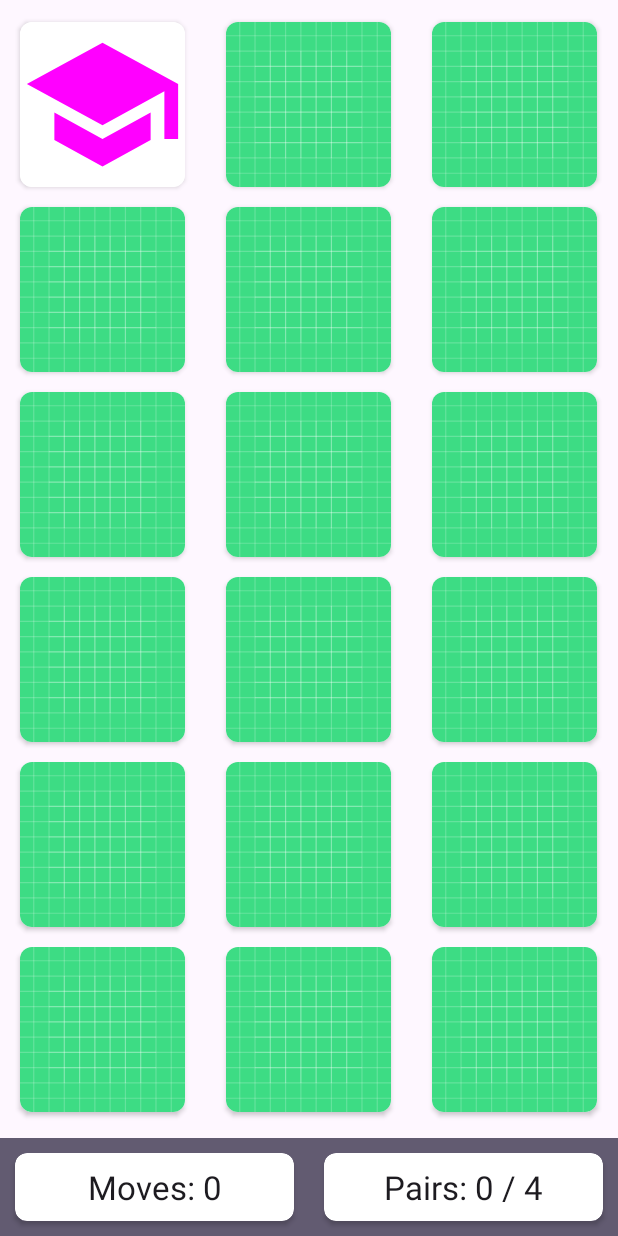
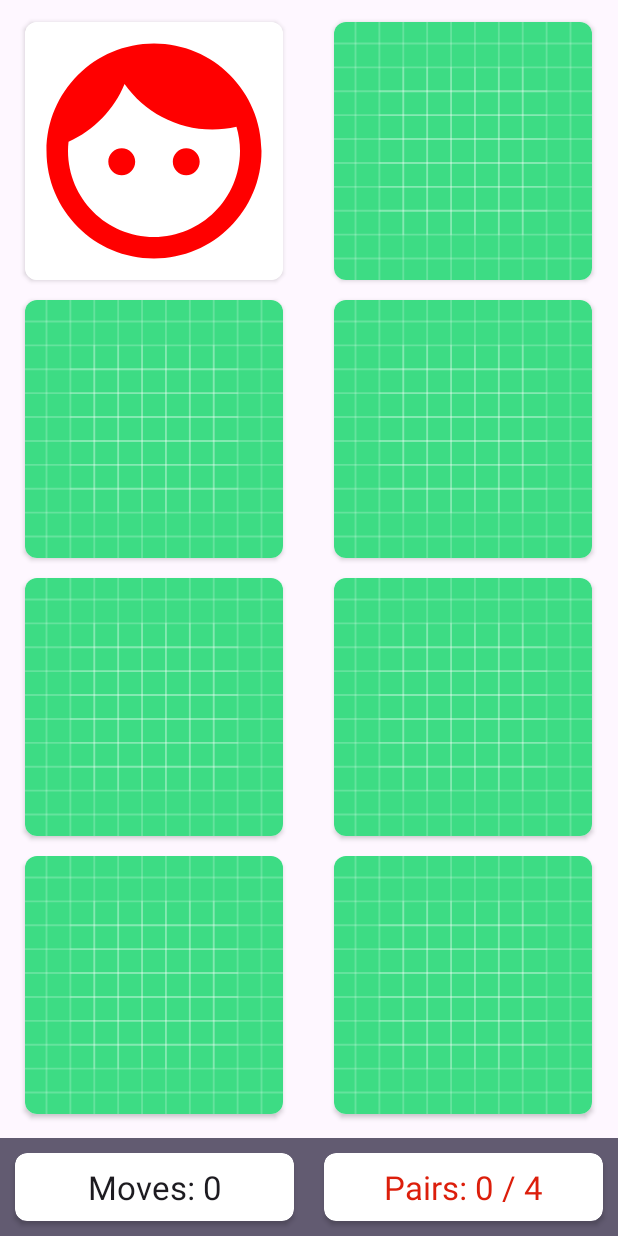
Before and after one commit to ivan-tiutin/android-my-memory-app, an Android app: the screen it shows after launch (MainActivity), after a tap on "memory card", on a phone screen of 412 x 824 dp. Run offline under Robolectric (Android 15) with nearby library versions, the phone set to English and light mode, and no system bars.

```diff
--- a/app/src/main/java/com/example/mymemory/MainActivity.kt
+++ b/app/src/main/java/com/example/mymemory/MainActivity.kt
@@ -1,9 +1,14 @@
 package com.example.mymemory
 
+import android.animation.ArgbEvaluator
 import android.os.Bundle
+import android.util.Log
+import android.view.Menu
+import android.view.MenuItem
 import android.widget.TextView
 import androidx.appcompat.app.AppCompatActivity
 import androidx.constraintlayout.widget.ConstraintLayout
+import androidx.core.content.ContextCompat
 import androidx.recyclerview.widget.GridLayoutManager
 import androidx.recyclerview.widget.RecyclerView
 import com.example.mymemory.models.BoardSize
@@ -23,7 +28,7 @@ class MainActivity : AppCompatActivity() {
 
     private lateinit var adapter: MemoryBoardAdapter
     private lateinit var memoryGame: MemoryGame
-    private var boardSize: BoardSize = BoardSize.MEDIUM
+    private var boardSize: BoardSize = BoardSize.EASY
 
     override fun onCreate(savedInstanceState: Bundle?) {
         super.onCreate(savedInstanceState)
@@ -34,6 +39,26 @@ class MainActivity : AppCompatActivity() {
         tvNumberMoves = findViewById(R.id.tvNumberMoves)
         tvNumberPairs = findViewById(R.id.tvNumberPairs)
 
+        setupBoard()
+    }
+
+    override fun onCreateOptionsMenu(menu: Menu?): Boolean {
+        menuInflater.inflate(R.menu.menu_main, menu)
+        return true
+    }
+
+    override fun onOptionsItemSelected(item: MenuItem): Boolean {
+        when (item.itemId) {
+            R.id.mi_refresh -> {
+                setupBoard()
+            }
+        }
+
+        return super.onOptionsItemSelected(item)
+    }
+
+    private  fun setupBoard() {
+        tvNumberPairs.setTextColor(ContextCompat.getColor(this, R.color.color_progress_none))
         memoryGame = MemoryGame(boardSize)
         adapter = MemoryBoardAdapter(
             this,
@@ -53,16 +78,32 @@ class MainActivity : AppCompatActivity() {
 
     private fun updateCardWithFlip(position: Int) {
         if (memoryGame.haveWonGame()) {
-            Snackbar.make(clRoot, "You have won", Snackbar.LENGTH_LONG).show()
+            Snackbar.make(clRoot, "You have won", Snackbar.LENGTH_SHORT).show()
             return
         }
 
         if (memoryGame.isCardFaceUp(position)) {
-            Snackbar.make(clRoot, "Invalid move", Snackbar.LENGTH_LONG).show()
+            Snackbar.make(clRoot, "Invalid move", Snackbar.LENGTH_SHORT).show()
             return
         }
 
-        memoryGame.flipCard(position)
+        if (memoryGame.flipCard(position)) {
+            Log.i(TAG, "Found a match! Num of pairs is ${memoryGame.numPairsFound}")
+
+            val color = ArgbEvaluator().evaluate(
+                memoryGame.numPairsFound.toFloat() / boardSize.getNumPairs(),
+                ContextCompat.getColor(this, R.color.color_progress_none),
+                ContextCompat.getColor(this, R.color.color_progress_full)
+            ) as Int
+            tvNumberPairs.setTextColor(color)
+            tvNumberPairs. text = "Pairs: ${memoryGame.numPairsFound} / ${boardSize.getNumPairs()}"
+
+            if (memoryGame.haveWonGame()) {
+                Snackbar.make(clRoot, "You won!", Snackbar.LENGTH_LONG).show()
+            }
+        }
+
+        tvNumberMoves.text =  "Moves: ${memoryGame.getNumMoves()}"
         adapter.notifyDataSetChanged()
     }
 }
--- a/app/src/main/java/com/example/mymemory/models/MemoryGame.kt
+++ b/app/src/main/java/com/example/mymemory/models/MemoryGame.kt
@@ -5,7 +5,9 @@ import com.example.mymemory.utils.DEFAULT_ICONS
 class MemoryGame(private val boardSize: BoardSize) {
 
     var cards: List<MemoryCard>
-    private var numPairsFound: Int = 0
+    var numPairsFound: Int = 0
+
+    private var numCardFlips: Int = 0
     private var indexOfSingleSelectedCard: Int? = null
 
     init {
@@ -17,6 +19,7 @@ class MemoryGame(private val boardSize: BoardSize) {
     fun flipCard(position: Int): Boolean {
         val card = cards[position]
         var foundMatch = false
+        numCardFlips++
 
         if (card.isMatched) {
             return false
@@ -64,4 +67,8 @@ class MemoryGame(private val boardSize: BoardSize) {
     fun isCardFaceUp(position: Int): Boolean {
         return cards[position].isFaceUp
     }
+
+    fun getNumMoves(): Int {
+        return numCardFlips / 2
+    }
 }
--- /dev/null
+++ b/app/src/main/res/drawable/ic_refresh.xml
@@ -0,0 +1,5 @@
+<vector android:height="24dp" android:tint="#808080"
+    android:viewportHeight="24" android:viewportWidth="24"
+    android:width="24dp" xmlns:android="http://schemas.android.com/apk/res/android">
+    <path android:fillColor="@android:color/white" android:pathData="M17.65,6.35C16.2,4.9 14.21,4 12,4c-4.42,0 -7.99,3.58 -7.99,8s3.57,8 7.99,8c3.73,0 6.84,-2.55 7.73,-6h-2.08c-0.82,2.33 -3.04,4 -5.65,4 -3.31,0 -6,-2.69 -6,-6s2.69,-6 6,-6c1.66,0 3.14,0.69 4.22,1.78L13,11h7V4l-2.35,2.35z"/>
+</vector>
--- /dev/null
+++ b/app/src/main/res/menu/menu_main.xml
@@ -0,0 +1,10 @@
+<?xml version="1.0" encoding="utf-8"?>
+<menu xmlns:app="http://schemas.android.com/apk/res-auto"
+    xmlns:android="http://schemas.android.com/apk/res/android">
+
+    <item
+        android:id="@+id/mi_refresh"
+        android:icon="@drawable/ic_refresh"
+        android:title="Refresh"
+        app:showAsAction="always" />
+</menu>
--- a/app/src/main/res/values/colors.xml
+++ b/app/src/main/res/values/colors.xml
@@ -3,4 +3,6 @@
     <color name="black">#FF000000</color>
     <color name="white">#FFFFFFFF</color>
     <color name="color_gray">#e0e0e0</color>
+    <color name="color_progress_none">#dc1e0b</color>
+    <color name="color_progress_full">#35ba01</color>
 </resources>
```
